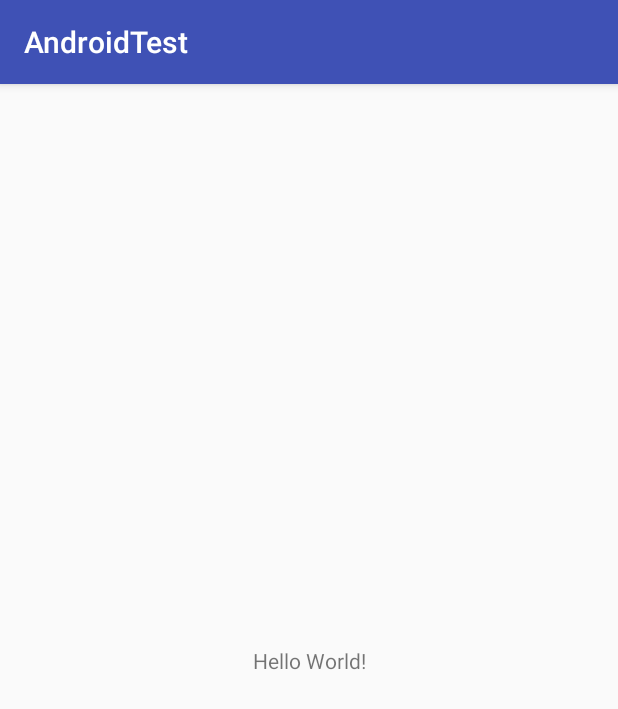
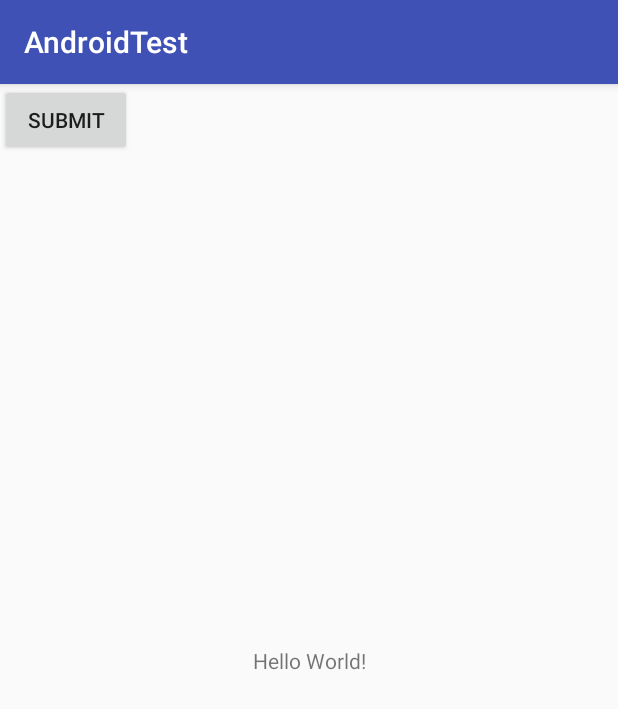
Before and after one commit to ugyenjabla/AndroidTest, an Android app: the screen it shows after launch (MainActivity), on a phone screen of 412 x 824 dp. Shown: the top 709 px of the screen. Run offline under Robolectric (Android 15) with nearby library versions, the phone set to English and light mode, and no system bars.

Commit message:
Button added

```diff
--- a/app/src/main/res/layout/activity_main.xml
+++ b/app/src/main/res/layout/activity_main.xml
@@ -15,4 +15,11 @@
         app:layout_constraintRight_toRightOf="parent"
         app:layout_constraintTop_toTopOf="parent" />
 
+    <Button
+        android:layout_width="wrap_content"
+        android:layout_height="wrap_content"
+        android:text="Submit"
+        android:gravity="center"
+        />
+
 </android.support.constraint.ConstraintLayout>
```
